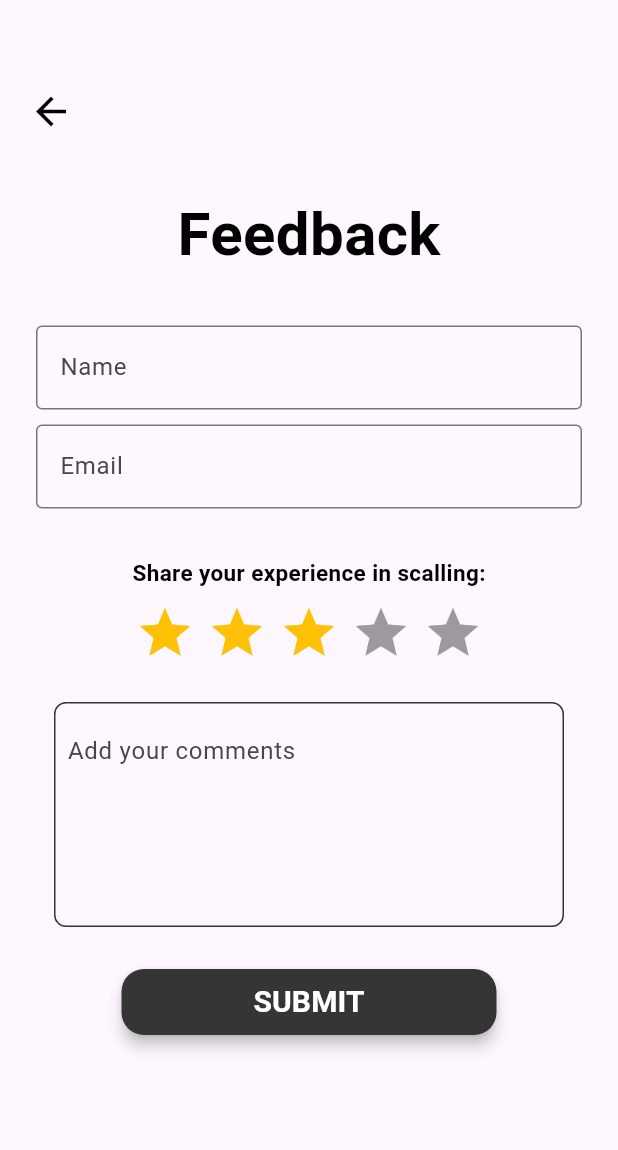
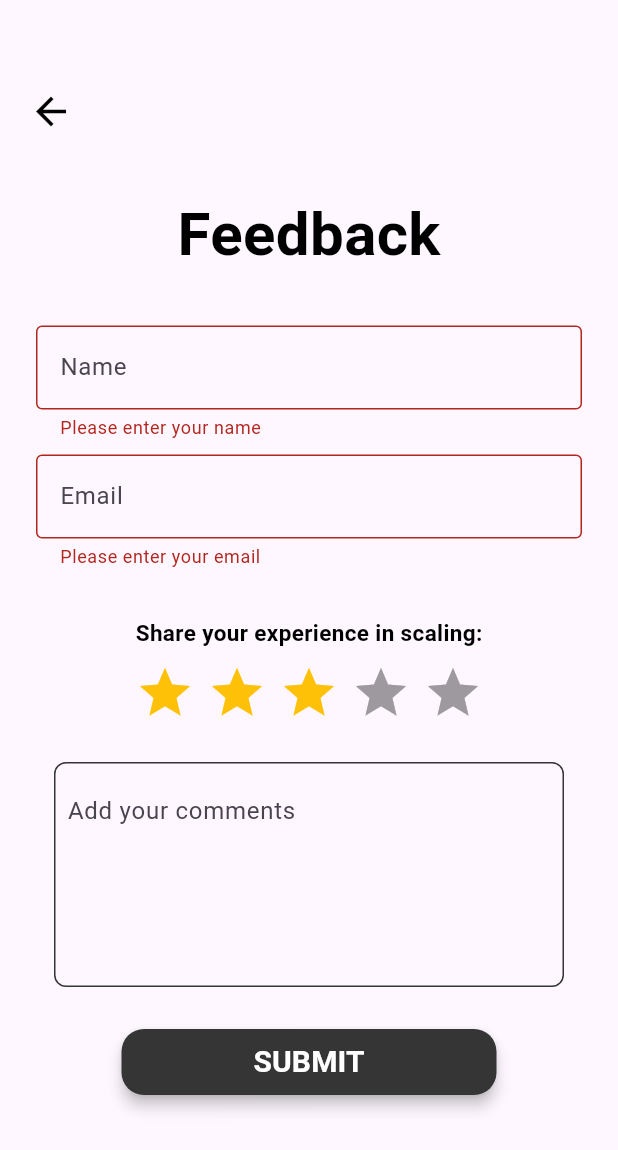
Before and after one commit to medavidrahmadana/SahabatMahasiswa-setting, a Flutter app: the FeedbackPage screen opened directly, after a tap on "SUBMIT", on a phone screen of 412 x 824 dp. Shown: the top 1150 px of the screen. Run offline on Flutter 3.47's test engine with Material 3 defaults, Android fonts, the phone set to English and light mode, and no system bars; drawn by our look-alikes of flutter_rating_bar; our stand-ins replace cloud_firestore, firebase_core, font_awesome_flutter, shared_preferences; accounts and stored records are empty; Roboto replaces fonts that are missing (Nunito Sans).

Commit message:
BE Feedback
Done (icon di theme buat switch button di update)

```diff
--- a/lib/feedback.dart
+++ b/lib/feedback.dart
@@ -1,10 +1,22 @@
 import 'package:flutter/material.dart';
 import 'package:flutter_rating_bar/flutter_rating_bar.dart';
 import 'package:provider/provider.dart';
+import 'package:cloud_firestore/cloud_firestore.dart';
 import 'theme_model.dart';
 import 'setting.dart';
 
-class FeedbackPage extends StatelessWidget {
+class FeedbackPage extends StatefulWidget {
+  @override
+  _FeedbackPageState createState() => _FeedbackPageState();
+}
+
+class _FeedbackPageState extends State<FeedbackPage> {
+  final _formKey = GlobalKey<FormState>();
+  final _nameController = TextEditingController();
+  final _emailController = TextEditingController();
+  final _commentController = TextEditingController();
+  double _rating = 3.0;
+
   @override
   Widget build(BuildContext context) {
     var themeModel = Provider.of<ThemeModel>(context);
@@ -13,7 +25,7 @@ class FeedbackPage extends StatelessWidget {
         crossAxisAlignment: CrossAxisAlignment.center,
         children: [
           Padding(
-            padding: EdgeInsets.only(left: 10, top: 50), // Mengatur jarak panah
+            padding: EdgeInsets.only(left: 10, top: 50),
             child: Row(
               mainAxisAlignment: MainAxisAlignment.start,
               children: [
@@ -34,8 +46,7 @@ class FeedbackPage extends StatelessWidget {
             ),
           ),
           Align(
-            alignment: Alignment
-                .topCenter, // Menempatkan teks "Setting" dan tombol-tombol ke atas
+            alignment: Alignment.topCenter,
             child: Column(
               crossAxisAlignment: CrossAxisAlignment.center,
               children: [
@@ -49,12 +60,48 @@ class FeedbackPage extends StatelessWidget {
                     fontWeight: FontWeight.w700,
                   ),
                 ),
-                //
                 SizedBox(height: 20),
-                FormFeed(),
+                Form(
+                  key: _formKey,
+                  child: Column(
+                    children: [
+                      Padding(
+                        padding: EdgeInsets.symmetric(horizontal: 24, vertical: 12),
+                        child: Column(
+                          children: [
+                            TextFormField(
+                              controller: _nameController,
+                              decoration: InputDecoration(
+                                border: OutlineInputBorder(),
+                                hintText: 'Name',
+                              ),
+                              validator: (value) {
+                                if (value == null || value.isEmpty) {
+                                  return 'Please enter your name';
+                                }
+                                return null;
+                              },
+                            ),
+                            SizedBox(height: 10),
+                            TextFormField(
+                              controller: _emailController,
+                              decoration: InputDecoration(
+                                border: OutlineInputBorder(),
+                                hintText: 'Email',
+                              ),
+                              validator: (value) {
+                                if (value == null || value.isEmpty) {
+                                  return 'Please enter your email';
+                                }
+                                return null;
+                              },
+                            ),
+                          ],
+                        ),
+                      ),
                       SizedBox(height: 20),
                       Text(
-                  'Share your experience in scalling:',
+                        'Share your experience in scaling:',
                         style: TextStyle(
                           color: themeModel.isDarkMode ? Colors.white : Colors.black,
                           fontSize: 15,
@@ -62,7 +109,6 @@ class FeedbackPage extends StatelessWidget {
                           fontWeight: FontWeight.w700,
                         ),
                       ),
-                // rating bar
                       SizedBox(height: 10),
                       RatingBar.builder(
                         initialRating: 3,
@@ -76,15 +122,37 @@ class FeedbackPage extends StatelessWidget {
                           color: Colors.amber,
                         ),
                         onRatingUpdate: (rating) {
-                    print(rating);
+                          _rating = rating;
                         },
                       ),
                       SizedBox(height: 10),
-                InputFeed(),
+                      Container(
+                        width: 340,
+                        height: 150,
+                        margin: EdgeInsets.all(16),
+                        padding: EdgeInsets.all(8),
+                        decoration: BoxDecoration(
+                          borderRadius: BorderRadius.circular(8),
+                          border: Border.all(
+                              color: themeModel.isDarkMode
+                                  ? Colors.white
+                                  : Color(0xFF353535)),
+                        ),
+                        child: TextFormField(
+                          controller: _commentController,
+                          maxLines: null,
+                          decoration: InputDecoration(
+                            hintText: 'Add your comments',
+                            border: InputBorder.none,
+                          ),
+                        ),
+                      ),
                       SizedBox(height: 10),
                       ElevatedButton(
                         onPressed: () {
-                    // Tambahkan kode untuk menyimpan perubahan bahasa
+                          if (_formKey.currentState?.validate() ?? false) {
+                            _submitFeedback(context); // Pass context here
+                          }
                         },
                         style: ElevatedButton.styleFrom(
                           backgroundColor: themeModel.isDarkMode ? Colors.white : Color(0xFF353535),
@@ -109,66 +177,30 @@ class FeedbackPage extends StatelessWidget {
                 ),
               ],
             ),
-    );
-  }
-}
-
-class FormFeed extends StatelessWidget {
-  const FormFeed({Key? key});
-
-  @override
-  Widget build(BuildContext context) {
-    return Column(
-      crossAxisAlignment: CrossAxisAlignment.start,
-      children: <Widget>[
-        Padding(
-          padding: EdgeInsets.symmetric(horizontal: 24, vertical: 12),
-          child: Column(
-            children: [
-              TextField(
-                decoration: InputDecoration(
-                  border: OutlineInputBorder(),
-                  hintText: 'Name',
-                ),
-              ),
-              SizedBox(height: 10),
-              TextField(
-                decoration: InputDecoration(
-                  border: OutlineInputBorder(),
-                  hintText: 'Email',
-                ),
           ),
         ],
       ),
-        ),
-      ],
     );
   }
-}
 
-class InputFeed extends StatelessWidget {
-  const InputFeed({Key? key}) : super(key: key);
+  void _submitFeedback(BuildContext context) async { // Accept context as a parameter
+    final feedbackData = {
+      'name': _nameController.text,
+      'email': _emailController.text,
+      'rating': _rating,
+      'comments': _commentController.text,
+      'timestamp': Timestamp.now(),
+    };
 
-  @override
-  Widget build(BuildContext context) {
-    var themeModel = Provider.of<ThemeModel>(context);
-    return Container(
-      width: 340,
-      height: 150,
-      margin: EdgeInsets.all(16),
-      padding: EdgeInsets.all(8),
-      decoration: BoxDecoration(
-        borderRadius: BorderRadius.circular(8),
-        border: Border.all(color: themeModel.isDarkMode ? Colors.white : Color(0xFF353535)),
-      ),
-      child: TextField(
-        maxLines:
-            null, // Biarkan teks field dapat menyesuaikan ketinggian secara otomatis
-        decoration: InputDecoration(
-          hintText: 'Add your comments',
-          border: InputBorder.none,
-        ),
-      ),
-    );
+    try {
+      await FirebaseFirestore.instance.collection('feedback').add(feedbackData);
+      // Optionally, show a success message or navigate away
+      ScaffoldMessenger.of(context).showSnackBar(
+          SnackBar(content: Text('Feedback submitted successfully!')));
+    } catch (e) {
+      // Handle any errors
+      ScaffoldMessenger.of(context).showSnackBar(
+          SnackBar(content: Text('Failed to submit feedback: $e')));
     }
   }
+}
--- a/pubspec.yaml
+++ b/pubspec.yaml
@@ -18,6 +18,9 @@ dependencies:
     sdk: flutter
   intl: ^0.18.1
   provider: ^6.1.2
+  firebase_core: ^2.32.0
+  cloud_firestore: ^4.17.5
+  font_awesome_flutter: ^10.7.0
 
 dev_dependencies:
   flutter_test:
```
Also changed, not shown: lib/gantiTema.dart (+4 -3 lines), lib/main.dart (+7 -3 lines), firebase.json (added), lib/firebase_options.dart (added), pubspec.lock, 7 other files. Lines whose indentation alone changed are shown as unchanged.
